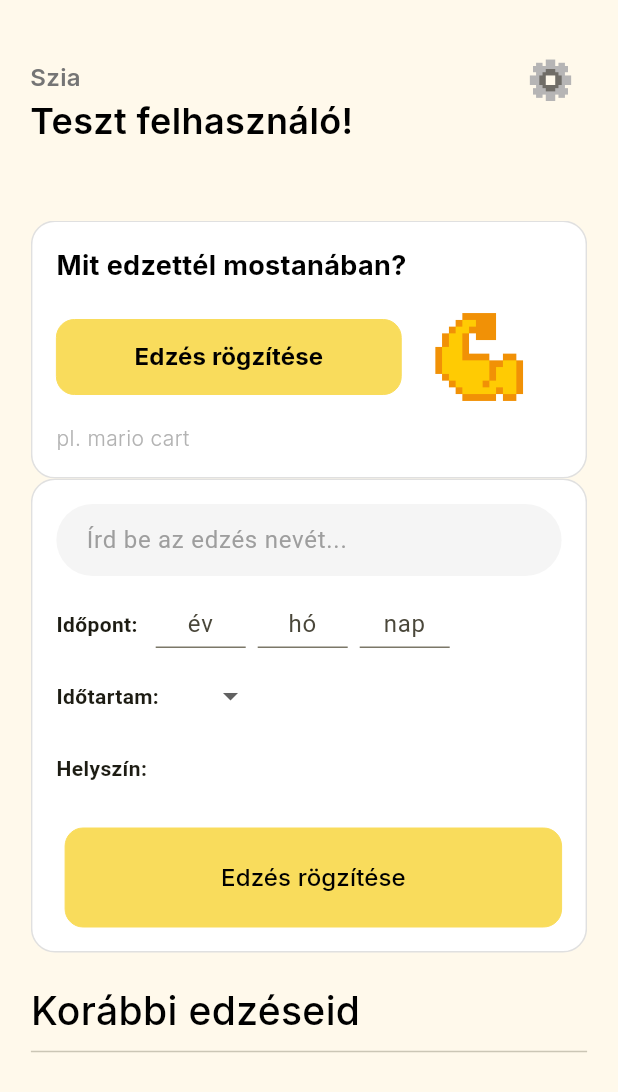
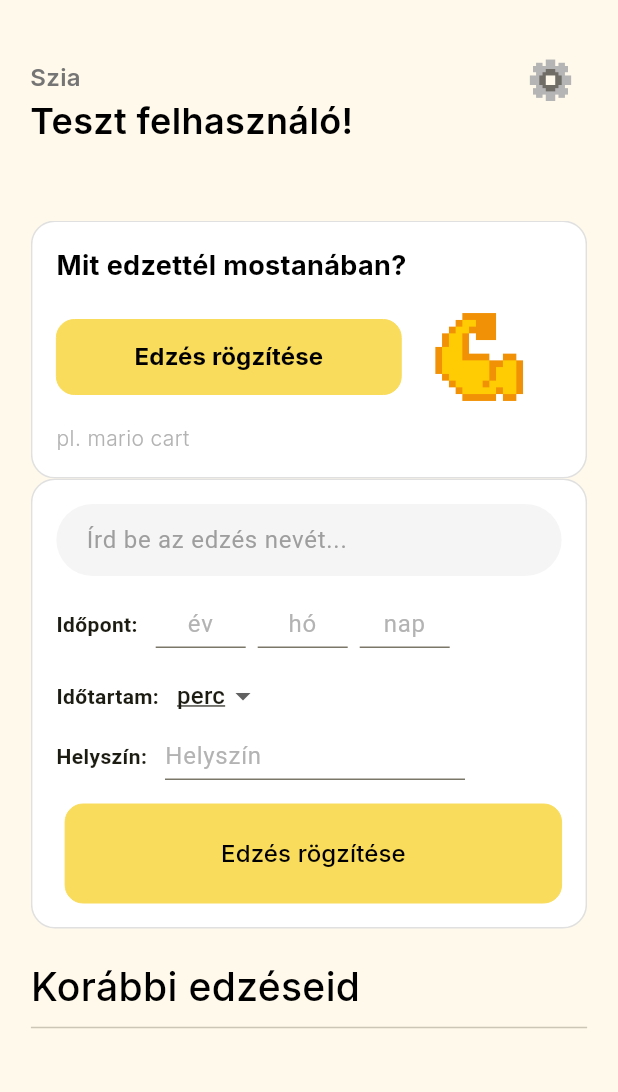
Before and after one commit to T0liver/recout, a Flutter app: the screen it shows after launch, on a phone screen of 412 x 824 dp. Shown: the top 1092 px of the screen. Run offline on Flutter 3.47's test engine with Material 3 defaults, Android fonts, the phone set to English and light mode, and no system bars.

```diff
--- a/lib/labels.dart
+++ b/lib/labels.dart
@@ -168,6 +168,7 @@ class NumberInputLabel extends StatelessWidget {
           isDense: true,
           hintText: placeholder,
           contentPadding: const EdgeInsets.symmetric(vertical: 4),
+          hintStyle: const TextStyle(color: Color(0xFFB3B3B3)),
           border: const UnderlineInputBorder(),
         ),
       ),
@@ -176,9 +177,9 @@ class NumberInputLabel extends StatelessWidget {
 }
 
 class DurationChooser extends StatefulWidget {
-  String duration;
+  final String duration;
 
-  DurationChooser ({
+  const DurationChooser ({
     super.key,
     required this.duration
   });
@@ -188,7 +189,7 @@ class DurationChooser extends StatefulWidget {
 }
 
 class _DurationChooserState extends State<DurationChooser> {
-  String duration;
+  late String duration;
 
   _DurationChooserState ({
     required this.duration
@@ -197,10 +198,16 @@ class _DurationChooserState extends State<DurationChooser> {
   @override
   Widget build(BuildContext context) {
     final l10n = L10n.of(context)!;
+    final units = [l10n.hour, l10n.minute];
+
+    if (!units.contains(duration)) {
+      duration = l10n.minute;
+    }
+
     return DropdownButton<String>(
       value: duration,
       underline: const SizedBox(),
-      items: [l10n.hour,].map((String value) {
+      items: [l10n.hour, l10n.minute].map((String value) {
         return DropdownMenuItem<String>(
           value: value,
           child: Text(value, style: const TextStyle(decoration: TextDecoration.underline)),
@@ -218,23 +225,29 @@ class _DurationChooserState extends State<DurationChooser> {
 class StringInputLabel extends StatelessWidget {
   final String? placeholder;
   final TextEditingController controller;
+  final double? width;
 
   const StringInputLabel({
     super.key,
     required this.controller,
     this.placeholder = "...",
+    this.width = 200,
   });
 
   @override
   Widget build(BuildContext context) {
-    return Expanded(
+    return SizedBox(
+      width: width,
       child: TextField(
         controller: controller,
-        style: const TextStyle(
-          color: Colors.grey,
-          decoration: TextDecoration.underline,
+        decoration: InputDecoration(
+          isDense: true,
+          hintText: placeholder,
+          contentPadding: EdgeInsets.symmetric(vertical: 4),
+          border: UnderlineInputBorder(),
+          labelStyle: const TextStyle(color: Color(0xFFB3B3B3)),
+          hintStyle: const TextStyle(color: Color(0xFFB3B3B3)),
         ),
-        decoration: const InputDecoration(border: InputBorder.none),
       ),
     );
   }
```
